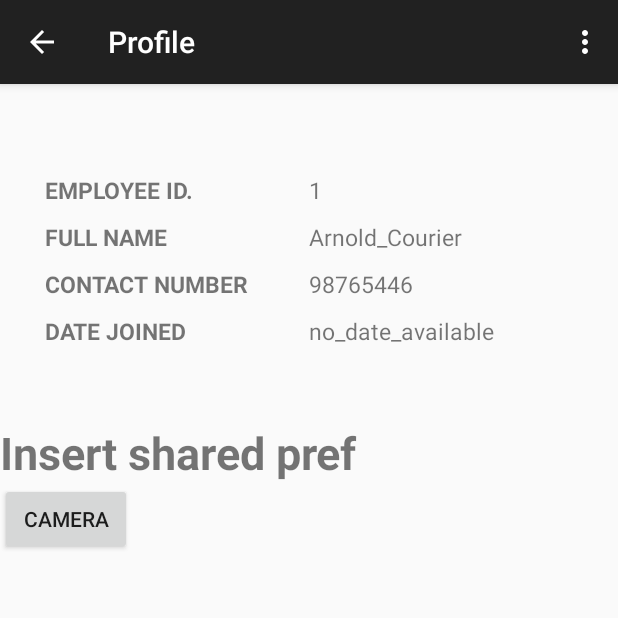
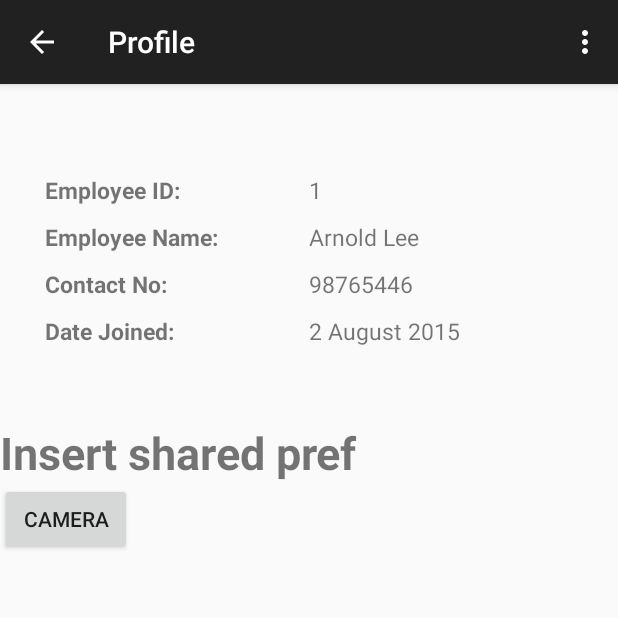
Before and after one commit to star-Ray/PPFYP, an Android app: the ProfileActivity screen opened directly, with no data from a screen before it, on a phone screen of 412 x 824 dp, the top half of it. Run offline under Robolectric (Android 15) with nearby library versions, the phone set to English and light mode, and no system bars.

Commit message:
- created task page basic layout - updated profile page layout - implemented task view from homepage - removed unused layouts and images

```diff
--- a/FYPProject/app/src/main/AndroidManifest.xml
+++ b/FYPProject/app/src/main/AndroidManifest.xml
@@ -63,7 +63,6 @@
             <intent-filter>
                 <action android:name="android.nfc.action.TECH_DISCOVERED" />
             </intent-filter>
-
             <meta-data
                 android:name="android.nfc.action.TECH_DISCOVERED"
                 android:resource="@xml/nfc_tech_filter"
@@ -76,7 +75,6 @@
             <intent-filter>
                 <action android:name="android.nfc.action.TECH_DISCOVERED" />
             </intent-filter>
-
             <meta-data
                 android:name="android.nfc.action.TECH_DISCOVERED"
                 android:resource="@xml/nfc_tech_filter"
@@ -86,6 +84,10 @@
             android:name=".Activity.Test2Activity"
             android:label="@string/title_activity_test2" >
         </activity>
+        <activity
+            android:name=".Activity.TaskActivity"
+            android:label="@string/title_activity_task" >
+        </activity>
     </application>
 
 </manifest>
--- a/FYPProject/app/src/main/java/com/example/arnold/fypproject/Activity/LoginActivity.java
+++ b/FYPProject/app/src/main/java/com/example/arnold/fypproject/Activity/LoginActivity.java
@@ -51,7 +51,6 @@ public class LoginActivity extends Activity{
 
     @Override
     public void onBackPressed() {
-        System.out.println("Back is pressed");
         finish();
     }
 
@@ -108,7 +107,7 @@ public class LoginActivity extends Activity{
         return sender;
     }
     public Courier createTestCourier(){
-        Courier courier = new Courier(1,1,"Arnold_Courier", "Arnold_username", "123", "123", "98765446", "Hougang", "no_remarks", null, 1);
+        Courier courier = new Courier(1,1,"Arnold Lee", "arnold.lee.2013", "123", "123", "98765446", "Hougang", "no_remarks", null, 1);
         return courier;
     }
 
--- a/FYPProject/app/src/main/java/com/example/arnold/fypproject/Activity/ProfileActivity.java
+++ b/FYPProject/app/src/main/java/com/example/arnold/fypproject/Activity/ProfileActivity.java
@@ -18,6 +18,7 @@ import com.google.gson.Gson;
 public class ProfileActivity extends ActionBarActivity {
     Intent intent;
     Courier courier;
+    Gson gson;
 
     protected void openCamera(View view){
         intent = new Intent(MediaStore.ACTION_IMAGE_CAPTURE);
@@ -30,19 +31,21 @@ public class ProfileActivity extends ActionBarActivity {
         setContentView(R.layout.activity_profile);
         SharedPreferences sharedPref = this.getSharedPreferences(getString(R.string.app_key), MODE_PRIVATE);
         intent = getIntent();
-        Gson gson = new Gson();
+        gson = new Gson();
 
-        courier = gson.fromJson(sharedPref.getString("courier", "courier_is_null"), Courier.class);
+        courier = gson.fromJson(sharedPref.getString("courier", null), Courier.class);
+
 
         //Setting textviews
-        TextView courier_id = (TextView)findViewById(R.id.courier_id);
-        TextView courier_name = (TextView)findViewById(R.id.courier_name);
-        TextView courier_contactNo = (TextView)findViewById(R.id.courier_contactNo);
-        TextView courier_dateJoined = (TextView)findViewById(R.id.courier_dateJoined);
+        TextView courier_id = (TextView)findViewById(R.id.content_courierID);
+        TextView courier_name = (TextView)findViewById(R.id.content_courierName);
+        TextView courier_contactNo = (TextView)findViewById(R.id.content_courierContactNo);
+        TextView courier_dateJoined = (TextView)findViewById(R.id.content_courierDateJoined);
         courier_id.setText(String.valueOf(courier.getID()));
         courier_name.setText(courier.getName());
         courier_contactNo.setText(courier.getContactNo());
-        courier_dateJoined.setText("no_date_available");
+//        courier_dateJoined.setText(courier.getCreateDate()); **not ready yet
+        courier_dateJoined.setText("2 August 2015"); //temp text
     }
 
     @Override
--- a/FYPProject/app/src/main/res/layout/activity_profile.xml
+++ b/FYPProject/app/src/main/res/layout/activity_profile.xml
@@ -16,20 +16,20 @@
             android:layout_height="wrap_content"
             android:paddingTop="10sp">
             <TextView
-                android:id="@+id/courier_id_admin"
+                android:id="@+id/title_courierID"
                 android:layout_width="0dp"
                 android:layout_column="1"
                 android:layout_weight="1"
                 android:paddingRight="10sp"
-                android:text="EMPLOYEE ID."
+                android:text="Employee ID: "
                 android:textSize="15sp"
                 android:textStyle="bold"/>
             <TextView
-                android:id="@+id/courier_id"
+                android:id="@+id/content_courierID"
                 android:layout_width="0dp"
                 android:layout_column="2"
                 android:layout_weight="1"
-                android:text="courier_id_here"
+                android:text="1"
                 android:textSize="15sp" />
         </TableRow>
         <TableRow
@@ -37,20 +37,20 @@
             android:layout_height="wrap_content"
             android:paddingTop="10sp">
             <TextView
-                android:id="@+id/courier_name_admin"
+                android:id="@+id/title_courierName"
                 android:layout_width="0dp"
                 android:layout_column="1"
                 android:layout_weight="1"
                 android:paddingRight="10sp"
-                android:text="FULL NAME"
+                android:text="Employee Name:"
                 android:textSize="15sp"
                 android:textStyle="bold"/>
             <TextView
-                android:id="@+id/courier_name"
+                android:id="@+id/content_courierName"
                 android:layout_width="0dp"
                 android:layout_column="2"
                 android:layout_weight="1"
-                android:text="courier_name_here"
+                android:text="Arnold Lee"
                 android:textSize="15sp" />
         </TableRow>
         <TableRow
@@ -58,20 +58,20 @@
             android:layout_height="wrap_content"
             android:paddingTop="10sp">
             <TextView
-                android:id="@+id/courier_contactNo_admin"
+                android:id="@+id/title_courierContactNo"
                 android:layout_width="0dp"
                 android:layout_column="1"
                 android:layout_weight="1"
                 android:paddingRight="10sp"
-                android:text="CONTACT NUMBER"
+                android:text="Contact No:"
                 android:textSize="15sp"
                 android:textStyle="bold"/>
             <TextView
-                android:id="@+id/courier_contactNo"
+                android:id="@+id/content_courierContactNo"
                 android:layout_width="0dp"
                 android:layout_column="2"
                 android:layout_weight="1"
-                android:text="courier_num_here"
+                android:text="98658569"
                 android:textSize="15sp" />
         </TableRow>
         <TableRow
@@ -79,20 +79,20 @@
             android:layout_height="wrap_content"
             android:paddingTop="10sp">
             <TextView
-                android:id="@+id/courier_dateJoined_admin"
+                android:id="@+id/title_courierDateJoined"
                 android:layout_width="0dp"
                 android:layout_column="1"
                 android:layout_weight="1"
                 android:paddingRight="10sp"
-                android:text="DATE JOINED"
+                android:text="Date Joined:"
                 android:textSize="15sp"
                 android:textStyle="bold"/>
             <TextView
-                android:id="@+id/courier_dateJoined"
+                android:id="@+id/content_courierDateJoined"
                 android:layout_width="0dp"
                 android:layout_column="2"
                 android:layout_weight="1"
-                android:text="courier_dateJoined_here"
+                android:text="2 August 2015"
                 android:textSize="15sp" />
         </TableRow>
 
--- a/FYPProject/app/src/main/res/layout/fragment_homepage_task.xml
+++ /dev/null
@@ -1,6 +0,0 @@
-<?xml version="1.0" encoding="utf-8"?>
-<LinearLayout xmlns:android="http://schemas.android.com/apk/res/android"
-    android:orientation="vertical" android:layout_width="match_parent"
-    android:layout_height="match_parent">
-
-</LinearLayout>
--- a/FYPProject/app/src/main/res/values/strings.xml
+++ b/FYPProject/app/src/main/res/values/strings.xml
@@ -16,9 +16,8 @@
     <string name="title_activity_homepage">Homepage</string>
     <string name="title_activity_profile">Profile</string>
 
-<!-- TODO: Remove or change this placeholder text -->
     <string name="hello_blank_fragment">Hello blank fragment</string>
-    <string name="title_activity_task">My Tasks</string>
+    <string name="title_activity_task">Task Summary</string>
 
     <string name="hello_world">Hello world!</string>
     <string name="title_activity_test">TestActivity</string>
```
Also changed, not shown: FYPProject/app/src/main/java/com/example/arnold/fypproject/Activity/HomepageActivity.java (+43 -39 lines), FYPProject/app/src/main/java/com/example/arnold/fypproject/Activity/TaskActivity.java (added, +41 -0 lines), FYPProject/app/src/main/res/layout/activity_homepage.xml (+1 -37 lines), FYPProject/app/src/main/res/layout/activity_task.xml (added, +167 -0 lines), FYPProject/app/src/main/res/layout/fragment_homepage.xml (deleted, +0 -12 lines), FYPProject/app/src/main/res/layout/fragment_layout.xml (added, +17 -0 lines), FYPProject/app/src/main/res/layout/fragment_tab.xml (deleted, +0 -12 lines), FYPProject/app/src/main/res/menu/menu_tab.xml (deleted, +0 -7 lines), FYPProject/app/src/main/res/menu/menu_test3.xml (deleted, +0 -7 lines), FYPProject/app/src/main/res/drawable/ic_logo1.png (deleted).
